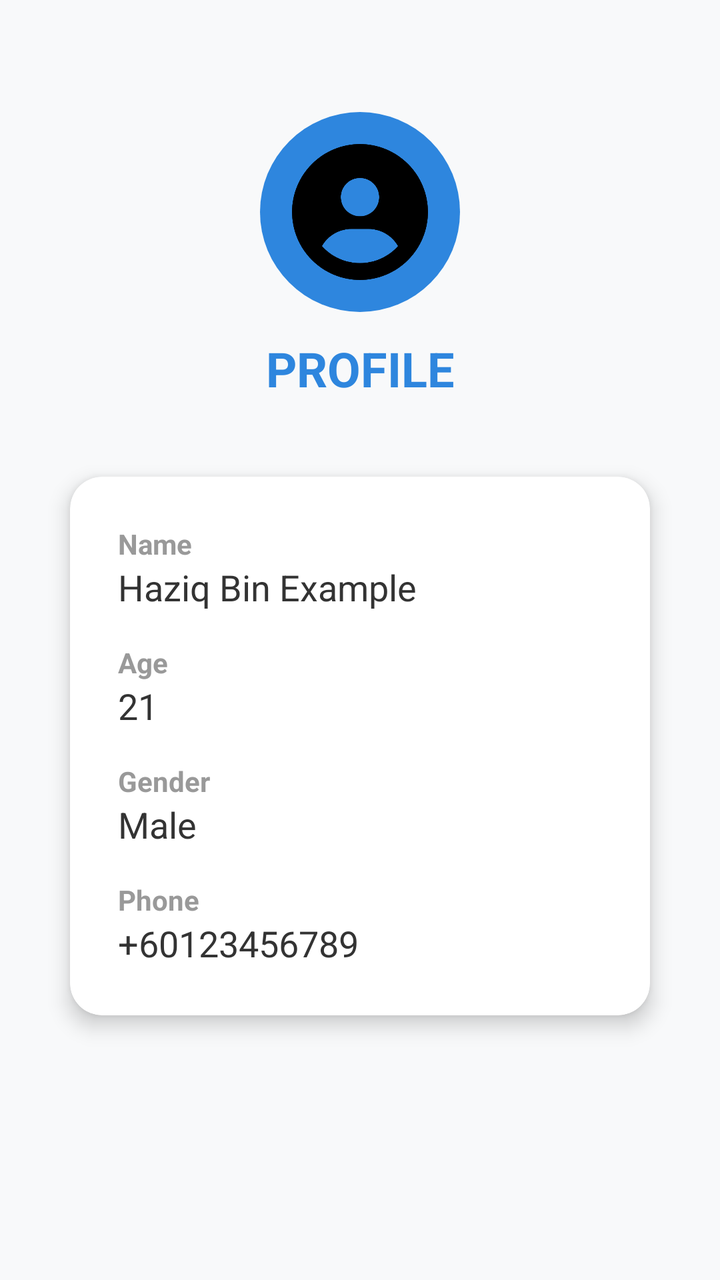
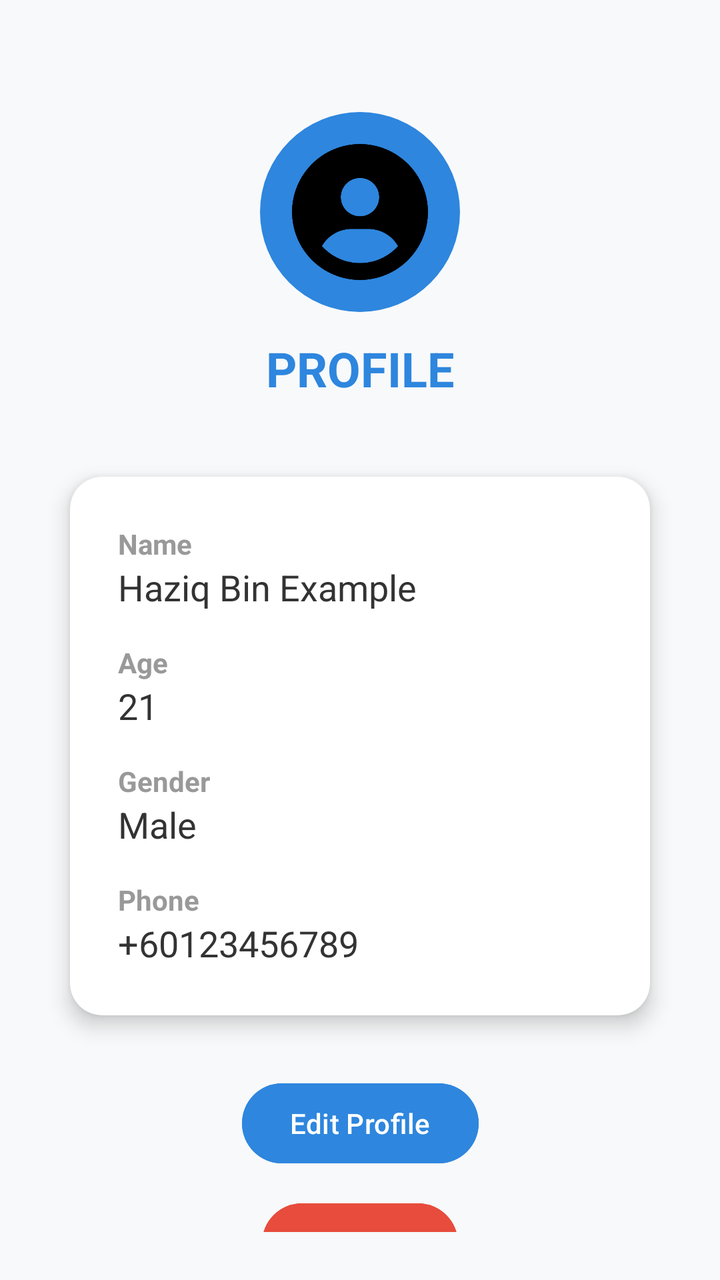

An Android layout rendered at two revisions. The XML below is the earlier revision; the diff shows what the commit changed to produce the second picture.
<!-- AndroidManifest.xml: application theme Theme.MediFind -->
<!-- res/layout/fragment_profile.xml -->
<?xml version="1.0" encoding="utf-8"?>
<androidx.constraintlayout.widget.ConstraintLayout
    xmlns:android="http://schemas.android.com/apk/res/android"
    xmlns:app="http://schemas.android.com/apk/res-auto"
    android:layout_width="match_parent"
    android:layout_height="match_parent"
    android:padding="24dp"
    android:background="#F8F9FA">

    
    <ImageView
        android:id="@+id/profile_icon"
        android:layout_width="100dp"
        android:layout_height="100dp"
        android:src="@drawable/ic_profile"
    android:contentDescription="Profile Icon"
    app:layout_constraintTop_toTopOf="parent"
    app:layout_constraintStart_toStartOf="parent"
    app:layout_constraintEnd_toEndOf="parent"
    android:layout_marginTop="32dp"
    android:background="@drawable/circle_background"
    android:padding="16dp"/>

    
    <TextView
        android:id="@+id/title"
        android:layout_width="wrap_content"
        android:layout_height="wrap_content"
        android:text="PROFILE"
        android:textColor="#2E86DE"
        android:textStyle="bold"
        android:textSize="24sp"
        app:layout_constraintTop_toBottomOf="@id/profile_icon"
        app:layout_constraintStart_toStartOf="parent"
        app:layout_constraintEnd_toEndOf="parent"
        android:layout_marginTop="12dp"/>

    
    <androidx.cardview.widget.CardView
        android:id="@+id/cardContainer"
        android:layout_width="0dp"
        android:layout_height="wrap_content"
        app:cardCornerRadius="16dp"
        app:cardElevation="6dp"
        android:layout_marginTop="24dp"
        app:layout_constraintTop_toBottomOf="@id/title"
        app:layout_constraintStart_toStartOf="parent"
        app:layout_constraintEnd_toEndOf="parent"
        app:contentPadding="24dp"
        app:cardUseCompatPadding="true">

        <LinearLayout
            android:layout_width="match_parent"
            android:layout_height="wrap_content"
            android:orientation="vertical">

            
            <TextView
                android:layout_width="wrap_content"
                android:layout_height="wrap_content"
                android:text="Name"
                android:textStyle="bold"
                android:textColor="#999999"
                android:textSize="14sp"/>

            <TextView
                android:id="@+id/display_name"
                android:layout_width="match_parent"
                android:layout_height="wrap_content"
                android:text="Haziq Bin Example"
                android:textSize="18sp"
                android:textColor="#333333"
                android:layout_marginBottom="16dp"/>

            
            <TextView
                android:layout_width="wrap_content"
                android:layout_height="wrap_content"
                android:text="Age"
                android:textStyle="bold"
                android:textColor="#999999"
                android:textSize="14sp"/>

            <TextView
                android:id="@+id/display_age"
                android:layout_width="match_parent"
                android:layout_height="wrap_content"
                android:text="21"
                android:textSize="18sp"
                android:textColor="#333333"
                android:layout_marginBottom="16dp"/>

            
            <TextView
                android:layout_width="wrap_content"
                android:layout_height="wrap_content"
                android:text="Gender"
                android:textStyle="bold"
                android:textColor="#999999"
                android:textSize="14sp"/>

            <TextView
                android:id="@+id/display_gender"
                android:layout_width="match_parent"
                android:layout_height="wrap_content"
                android:text="Male"
                android:textSize="18sp"
                android:textColor="#333333"
                android:layout_marginBottom="16dp"/>

            
            <TextView
                android:layout_width="wrap_content"
                android:layout_height="wrap_content"
                android:text="Phone"
                android:textStyle="bold"
                android:textColor="#999999"
                android:textSize="14sp"/>

            <TextView
                android:id="@+id/display_phone"
                android:layout_width="match_parent"
                android:layout_height="wrap_content"
                android:text="+60123456789"
                android:textSize="18sp"
                android:textColor="#333333"/>
        </LinearLayout>

    </androidx.cardview.widget.CardView>

</androidx.constraintlayout.widget.ConstraintLayout>
<!-- resources referenced by this layout -->
<resources>
  <!-- drawable circle_background (drawable) -->
  <?xml version="1.0" encoding="utf-8"?>
  <shape xmlns:android="http://schemas.android.com/apk/res/android"
      android:shape="oval">
      <solid android:color="#2E86DE"/>
  </shape>
  <!-- drawable ic_profile: png bitmap (drawable, 11508 bytes) -->
  <style name="Theme.MediFind" parent="Base.Theme.MediFind" />
  <style name="Base.Theme.MediFind" parent="Theme.Material3.DayNight.NoActionBar">
          
          
      </style>
</resources>

<!-- the commit's change to res/layout/fragment_profile.xml (unified diff, before → after) -->
@@ -128,4 +128,28 @@
 
     </androidx.cardview.widget.CardView>
 
+    <Button
+        android:id="@+id/btn_edit_profile"
+        android:layout_width="wrap_content"
+        android:layout_height="wrap_content"
+        android:text="Edit Profile"
+        android:textColor="#FFFFFF"
+        android:backgroundTint="#2E86DE"
+        android:layout_marginTop="16dp"
+        app:layout_constraintTop_toBottomOf="@+id/cardContainer"
+        app:layout_constraintStart_toStartOf="parent"
+        app:layout_constraintEnd_toEndOf="parent"/>
+
+    <Button
+        android:id="@+id/btn_logout"
+        android:layout_width="wrap_content"
+        android:layout_height="wrap_content"
+        android:text="Log Out"
+        android:textColor="#FFFFFF"
+        android:backgroundTint="#E74C3C"
+        android:layout_marginTop="12dp"
+        app:layout_constraintTop_toBottomOf="@id/btn_edit_profile"
+        app:layout_constraintStart_toStartOf="parent"
+        app:layout_constraintEnd_toEndOf="parent"/>
+
 </androidx.constraintlayout.widget.ConstraintLayout>
